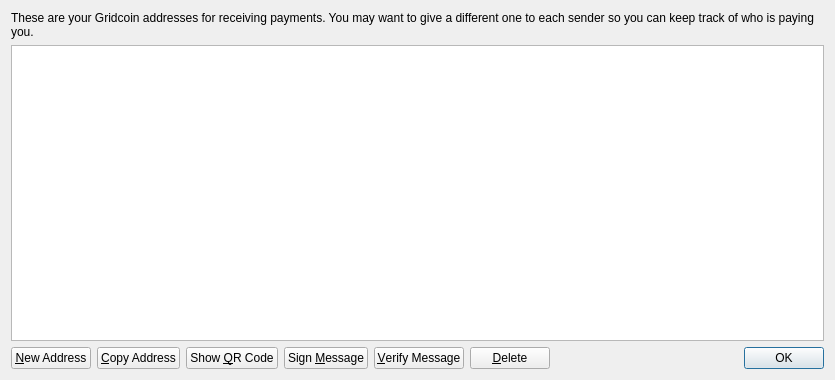
Before: the Qt Designer form src/qt/forms/addressbookpage.ui in gridcoin-community/Gridcoin-Research, drawn with Qt 5.
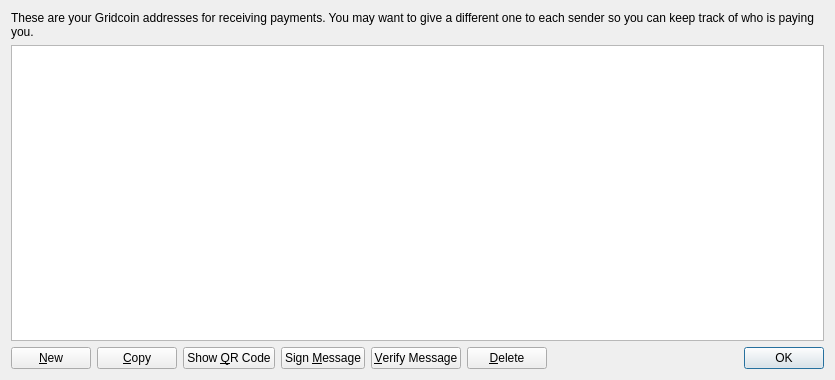
After: the same form once the commit is applied. Icons and pictures are not drawn.

Diff of the .ui file:
```diff
--- a/src/qt/forms/addressbookpage.ui
+++ b/src/qt/forms/addressbookpage.ui
@@ -63,7 +63,7 @@
         <string>Create a new address</string>
        </property>
        <property name="text">
-        <string>&amp;New Address</string>
+        <string>&amp;New</string>
        </property>
        <property name="icon">
         <iconset resource="../bitcoin.qrc">
@@ -77,7 +77,7 @@
         <string>Copy the currently selected address to the system clipboard</string>
        </property>
        <property name="text">
-        <string>&amp;Copy Address</string>
+        <string>&amp;Copy</string>
        </property>
        <property name="icon">
         <iconset resource="../bitcoin.qrc">
```
